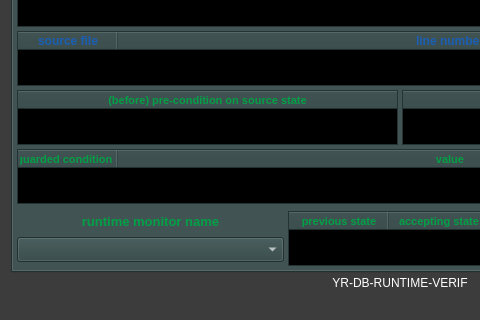
Above: ui/yr-db-runtime-verif-main-window.ui from yerothd/yr-db-runtime-verif before the change; both pictures show x 0 to 480 and y 280 to 600 of the 800 by 600 pixel window. Below: the same form after it.
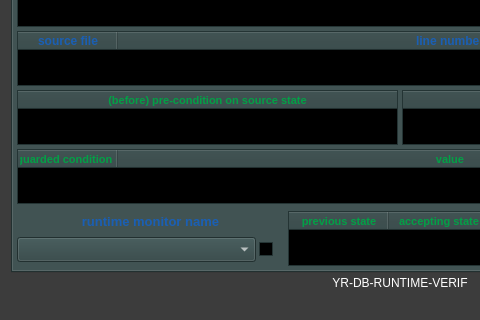
That is the form after the change. Icons and pictures are not drawn. Custom widgets are drawn as their Qt base class.

```diff
--- a/ui/yr-db-runtime-verif-main-window.ui
+++ b/ui/yr-db-runtime-verif-main-window.ui
@@ -5063,7 +5063,7 @@
        <rect>
         <x>4</x>
         <y>406</y>
-        <width>267</width>
+        <width>239</width>
         <height>25</height>
        </rect>
       </property>
@@ -5187,6 +5187,15 @@
            </color>
           </brush>
          </colorrole>
+         <colorrole role="HighlightedText">
+          <brush brushstyle="SolidPattern">
+           <color alpha="255">
+            <red>26</red>
+            <green>95</green>
+            <blue>180</blue>
+           </color>
+          </brush>
+         </colorrole>
          <colorrole role="AlternateBase">
           <brush brushstyle="SolidPattern">
            <color alpha="255">
@@ -5215,7 +5224,7 @@
           </brush>
          </colorrole>
          <colorrole role="PlaceholderText">
-          <brush brushstyle="NoBrush">
+          <brush brushstyle="SolidPattern">
            <color alpha="128">
             <red>255</red>
             <green>255</green>
@@ -5342,6 +5351,15 @@
            </color>
           </brush>
          </colorrole>
+         <colorrole role="HighlightedText">
+          <brush brushstyle="SolidPattern">
+           <color alpha="255">
+            <red>26</red>
+            <green>95</green>
+            <blue>180</blue>
+           </color>
+          </brush>
+         </colorrole>
          <colorrole role="AlternateBase">
           <brush brushstyle="SolidPattern">
            <color alpha="255">
@@ -5370,7 +5388,7 @@
           </brush>
          </colorrole>
          <colorrole role="PlaceholderText">
-          <brush brushstyle="NoBrush">
+          <brush brushstyle="SolidPattern">
            <color alpha="128">
             <red>255</red>
             <green>255</green>
@@ -5497,6 +5515,15 @@
            </color>
           </brush>
          </colorrole>
+         <colorrole role="HighlightedText">
+          <brush brushstyle="SolidPattern">
+           <color alpha="255">
+            <red>26</red>
+            <green>95</green>
+            <blue>180</blue>
+           </color>
+          </brush>
+         </colorrole>
          <colorrole role="AlternateBase">
           <brush brushstyle="SolidPattern">
            <color alpha="255">
@@ -5525,7 +5552,7 @@
           </brush>
          </colorrole>
          <colorrole role="PlaceholderText">
-          <brush brushstyle="NoBrush">
+          <brush brushstyle="SolidPattern">
            <color alpha="128">
             <red>255</red>
             <green>255</green>
@@ -5562,9 +5589,9 @@
          <colorrole role="WindowText">
           <brush brushstyle="SolidPattern">
            <color alpha="255">
-            <red>2</red>
-            <green>160</green>
-            <blue>70</blue>
+            <red>26</red>
+            <green>95</green>
+            <blue>180</blue>
            </color>
           </brush>
          </colorrole>
@@ -5577,14 +5604,23 @@
            </color>
           </brush>
          </colorrole>
+         <colorrole role="HighlightedText">
+          <brush brushstyle="SolidPattern">
+           <color alpha="255">
+            <red>26</red>
+            <green>95</green>
+            <blue>180</blue>
+           </color>
+          </brush>
+         </colorrole>
         </active>
         <inactive>
          <colorrole role="WindowText">
           <brush brushstyle="SolidPattern">
            <color alpha="255">
-            <red>2</red>
-            <green>160</green>
-            <blue>70</blue>
+            <red>26</red>
+            <green>95</green>
+            <blue>180</blue>
            </color>
           </brush>
          </colorrole>
@@ -5597,6 +5633,15 @@
            </color>
           </brush>
          </colorrole>
+         <colorrole role="HighlightedText">
+          <brush brushstyle="SolidPattern">
+           <color alpha="255">
+            <red>26</red>
+            <green>95</green>
+            <blue>180</blue>
+           </color>
+          </brush>
+         </colorrole>
         </inactive>
         <disabled>
          <colorrole role="WindowText">
@@ -5617,6 +5662,15 @@
            </color>
           </brush>
          </colorrole>
+         <colorrole role="HighlightedText">
+          <brush brushstyle="SolidPattern">
+           <color alpha="255">
+            <red>26</red>
+            <green>95</green>
+            <blue>180</blue>
+           </color>
+          </brush>
+         </colorrole>
         </disabled>
        </palette>
       </property>
@@ -5634,6 +5688,22 @@
        <set>Qt::AlignCenter</set>
       </property>
      </widget>
+     <widget class="QCheckBox" name="checkBox_ALL_STATE_SAFETY_PROPRTIES">
+      <property name="geometry">
+       <rect>
+        <x>246</x>
+        <y>408</y>
+        <width>16</width>
+        <height>21</height>
+       </rect>
+      </property>
+      <property name="layoutDirection">
+       <enum>Qt::LeftToRight</enum>
+      </property>
+      <property name="text">
+       <string/>
+      </property>
+     </widget>
     </widget>
     <widget class="QWidget" name="tab_2">
      <attribute name="title">
```
